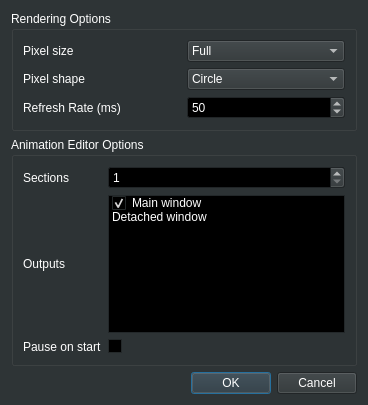
Qt form src/dialog/preferencesdialog.ui (8bitbuddhist/PixelMaestro-Studio) before a commit.
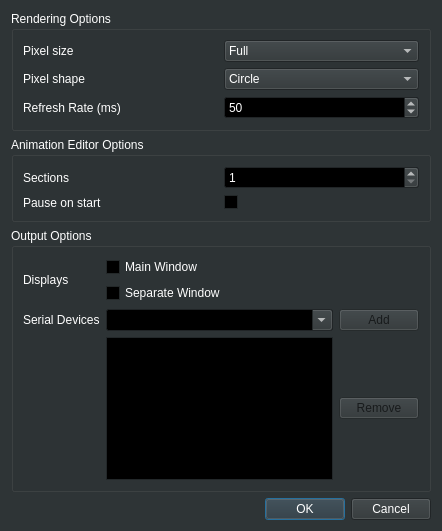
The same form after that commit.

Commit message: PreferencesDialog - Renamed `Detached Window` to `Separate Window` PreferencesDialog - Changed serial device setup. You can now specify custom strings as serial outputs. PreferencesDialog - Changed display device setup. Checkboxes determine whether a display is active. QCoreApplication - Changed organization and app name (which changes settings storage location).

Diff of the .ui file:
```diff
--- a/src/dialog/preferencesdialog.ui
+++ b/src/dialog/preferencesdialog.ui
@@ -6,8 +6,8 @@
    <rect>
     <x>0</x>
     <y>0</y>
-    <width>368</width>
-    <height>405</height>
+    <width>442</width>
+    <height>531</height>
    </rect>
   </property>
   <property name="palette">
@@ -429,7 +429,56 @@
    <string>Preferences</string>
   </property>
   <layout class="QGridLayout" name="gridLayout">
-   <item row="2" column="0">
+   <item row="1" column="0">
+    <widget class="QGroupBox" name="animationEditorGroupBox">
+     <property name="title">
+      <string>Animation Editor Options</string>
+     </property>
+     <property name="flat">
+      <bool>true</bool>
+     </property>
+     <layout class="QGridLayout" name="gridLayout_3">
+      <item row="0" column="0">
+       <widget class="QLabel" name="label_4">
+        <property name="text">
+         <string>Sections</string>
+        </property>
+       </widget>
+      </item>
+      <item row="1" column="0">
+       <widget class="QLabel" name="label_6">
+        <property name="text">
+         <string>Pause on start</string>
+        </property>
+       </widget>
+      </item>
+      <item row="0" column="1">
+       <widget class="QSpinBox" name="numSectionsSpinBox">
+        <property name="toolTip">
+         <string>Sets the number of Sections managed by the Maestro</string>
+        </property>
+        <property name="minimum">
+         <number>1</number>
+        </property>
+        <property name="maximum">
+         <number>255</number>
+        </property>
+       </widget>
+      </item>
+      <item row="1" column="1">
+       <widget class="QCheckBox" name="pauseOnStartCheckBox">
+        <property name="toolTip">
+         <string>If checked, the Maestro will be paused when the Animation Editor opens</string>
+        </property>
+        <property name="text">
+         <string/>
+        </property>
+       </widget>
+      </item>
+     </layout>
+    </widget>
+   </item>
+   <item row="3" column="0">
     <widget class="QDialogButtonBox" name="buttonBox">
      <property name="orientation">
       <enum>Qt::Horizontal</enum>
@@ -439,6 +488,77 @@
      </property>
     </widget>
    </item>
+   <item row="2" column="0">
+    <widget class="QGroupBox" name="outputGroupBox">
+     <property name="title">
+      <string>Output Options</string>
+     </property>
+     <layout class="QGridLayout" name="gridLayout_6">
+      <item row="1" column="0">
+       <widget class="QLabel" name="label_7">
+        <property name="text">
+         <string>Serial Devices</string>
+        </property>
+       </widget>
+      </item>
+      <item row="0" column="0">
+       <widget class="QLabel" name="label_5">
+        <property name="text">
+         <string>Displays</string>
+        </property>
+       </widget>
+      </item>
+      <item row="1" column="2">
+       <widget class="QPushButton" name="addSerialDevicePushButton">
+        <property name="enabled">
+         <bool>false</bool>
+        </property>
+        <property name="text">
+         <string>Add</string>
+        </property>
+       </widget>
+      </item>
+      <item row="0" column="1">
+       <layout class="QVBoxLayout" name="displayLayout">
+        <item>
+         <widget class="QCheckBox" name="mainWindowCheckBox">
+          <property name="text">
+           <string>Main Window</string>
+          </property>
+         </widget>
+        </item>
+        <item>
+         <widget class="QCheckBox" name="separateWindowCheckBox">
+          <property name="text">
+           <string>Separate Window</string>
+          </property>
+         </widget>
+        </item>
+       </layout>
+      </item>
+      <item row="1" column="1">
+       <widget class="QComboBox" name="serialOutputComboBox">
+        <property name="editable">
+         <bool>true</bool>
+        </property>
+       </widget>
+      </item>
+      <item row="2" column="1">
+       <widget class="QListWidget" name="serialOutputListWidget"/>
+      </item>
+      <item row="2" column="2">
+       <widget class="QPushButton" name="removeSerialDevicePushButton">
+        <property name="enabled">
+         <bool>false</bool>
+        </property>
+        <property name="text">
+         <string>Remove</string>
+        </property>
+       </widget>
+      </item>
+     </layout>
+    </widget>
+   </item>
    <item row="0" column="0">
     <widget class="QGroupBox" name="pixelGroupBox">
      <property name="title">
@@ -448,12 +568,33 @@
       <bool>true</bool>
      </property>
      <layout class="QGridLayout" name="gridLayout_2">
+      <item row="2" column="1">
+       <widget class="QSpinBox" name="refreshSpinBox">
+        <property name="toolTip">
+         <string>Sets the interval between Maestro updates</string>
+        </property>
+        <property name="minimum">
+         <number>10</number>
+        </property>
+        <property name="maximum">
+         <number>10000</number>
+        </property>
+        <property name="value">
+         <number>50</number>
+        </property>
+       </widget>
+      </item>
+      <item row="1" column="0">
+       <widget class="QLabel" name="label_2">
+        <property name="text">
+         <string>Pixel shape</string>
+        </property>
+       </widget>
+      </item>
       <item row="2" column="0">
-       <layout class="QGridLayout" name="gridLayout_5">
-        <item row="0" column="0">
-         <widget class="QLabel" name="label">
+       <widget class="QLabel" name="label_3">
           <property name="text">
-           <string>Pixel size</string>
+         <string>Refresh Rate (ms)</string>
           </property>
          </widget>
         </item>
@@ -484,13 +625,6 @@
           </item>
          </widget>
         </item>
-        <item row="1" column="0">
-         <widget class="QLabel" name="label_2">
-          <property name="text">
-           <string>Pixel shape</string>
-          </property>
-         </widget>
-        </item>
         <item row="1" column="1">
          <widget class="QComboBox" name="pixelShapeComboBox">
           <property name="toolTip">
@@ -511,119 +645,12 @@
           </item>
          </widget>
         </item>
-        <item row="2" column="0">
-         <widget class="QLabel" name="label_3">
-          <property name="text">
-           <string>Refresh Rate (ms)</string>
-          </property>
-         </widget>
-        </item>
-        <item row="2" column="1">
-         <widget class="QSpinBox" name="refreshSpinBox">
-          <property name="toolTip">
-           <string>Sets the interval between Maestro updates</string>
-          </property>
-          <property name="minimum">
-           <number>10</number>
-          </property>
-          <property name="maximum">
-           <number>10000</number>
-          </property>
-          <property name="value">
-           <number>50</number>
-          </property>
-         </widget>
-        </item>
-       </layout>
-      </item>
-     </layout>
-    </widget>
-   </item>
-   <item row="1" column="0">
-    <widget class="QGroupBox" name="animationEditorGroupBox">
-     <property name="title">
-      <string>Animation Editor Options</string>
-     </property>
-     <property name="flat">
-      <bool>true</bool>
-     </property>
-     <layout class="QGridLayout" name="gridLayout_3">
       <item row="0" column="0">
-       <layout class="QGridLayout" name="gridLayout_4">
-        <item row="1" column="0">
-         <widget class="QLabel" name="label_5">
+       <widget class="QLabel" name="label">
           <property name="text">
-           <string>Outputs</string>
-          </property>
-         </widget>
-        </item>
-        <item row="0" column="0">
-         <widget class="QLabel" name="label_4">
-          <property name="text">
-           <string>Sections</string>
-          </property>
-         </widget>
-        </item>
-        <item row="0" column="1">
-         <widget class="QSpinBox" name="numSectionsSpinBox">
-          <property name="toolTip">
-           <string>Sets the number of Sections managed by the Maestro</string>
-          </property>
-          <property name="minimum">
-           <number>1</number>
-          </property>
-          <property name="maximum">
-           <number>255</number>
-          </property>
-         </widget>
-        </item>
-        <item row="1" column="1">
-         <widget class="QListWidget" name="outputListWidget">
-          <property name="toolTip">
-           <string>Enables or disables output devices</string>
-          </property>
-          <property name="showDropIndicator" stdset="0">
-           <bool>false</bool>
-          </property>
-          <item>
-           <property name="text">
-            <string>Main window</string>
-           </property>
-           <property name="checkState">
-            <enum>Checked</enum>
-           </property>
-           <property name="flags">
-            <set>ItemIsUserCheckable|ItemIsEnabled</set>
-           </property>
-          </item>
-          <item>
-           <property name="text">
-            <string>Detached window</string>
-           </property>
-           <property name="checkState">
-            <enum>Unchecked</enum>
-           </property>
-          </item>
-         </widget>
-        </item>
-        <item row="2" column="0">
-         <widget class="QLabel" name="label_6">
-          <property name="text">
-           <string>Pause on start</string>
-          </property>
-         </widget>
-        </item>
-        <item row="2" column="1">
-         <widget class="QCheckBox" name="pauseOnStartCheckBox">
-          <property name="toolTip">
-           <string>If checked, the Maestro will be paused when the Animation Editor opens</string>
-          </property>
-          <property name="text">
-           <string/>
-          </property>
-         </widget>
-        </item>
-       </layout>
+         <string>Pixel size</string>
+        </property>
+       </widget>
       </item>
      </layout>
     </widget>
```
Lines whose indentation alone changed are shown as unchanged. The commit also changes 11 other files.
